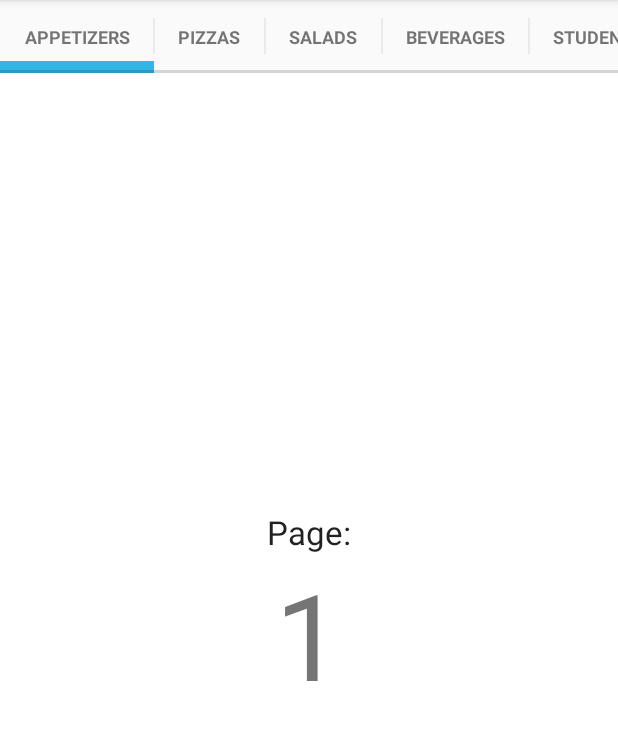
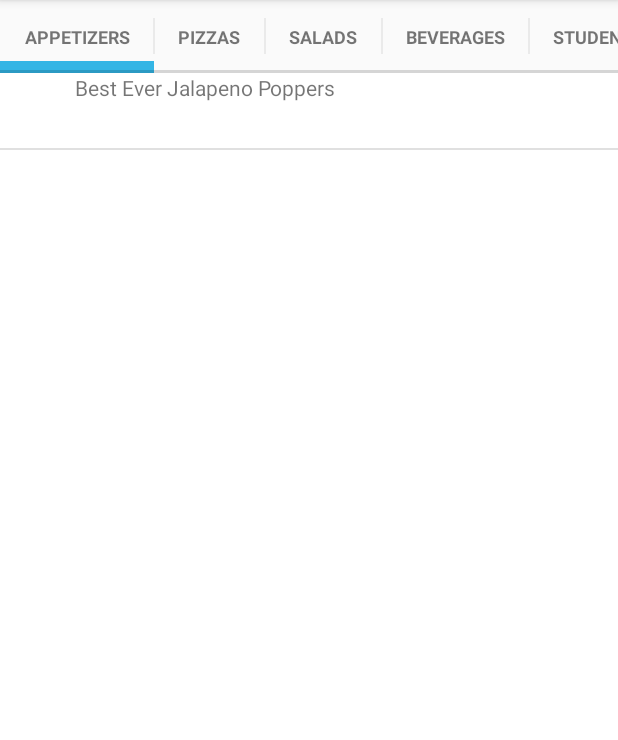
Before and after one commit to aindong/restoko-android-app, an Android app: the ProductMenuFragment screen opened directly, with no data from a screen before it, on a phone screen of 412 x 824 dp, the part 84-824 px from its top. Run offline under Robolectric (Android 15) with nearby library versions, the light colour scheme and no system bars.

Commit message:
product listing on listview and created custom arrayadapter

```diff
--- a/app/src/main/java/com/aindong/restoko/ProductMenuFragment.java
+++ b/app/src/main/java/com/aindong/restoko/ProductMenuFragment.java
@@ -1,6 +1,7 @@
 package com.aindong.restoko;
 
 import android.app.Activity;
+import android.content.Context;
 import android.net.Uri;
 import android.os.Bundle;
 import android.support.v4.app.Fragment;
@@ -12,10 +13,13 @@ import android.view.LayoutInflater;
 import android.view.Menu;
 import android.view.View;
 import android.view.ViewGroup;
+import android.widget.ArrayAdapter;
+import android.widget.ListView;
 import android.widget.TextView;
 
 import com.aindong.restoko.common.view.SlidingTabLayout;
 import com.aindong.restoko.models.Category;
+import com.aindong.restoko.models.Product;
 
 import java.util.ArrayList;
 import java.util.List;
@@ -24,6 +28,7 @@ public class ProductMenuFragment extends Fragment {
 
     static final String LOG_TAG = "ProductMenuFragment";
     protected List<Category> categories;
+    public ProductsAdapter mProductAdapter;
 
     /**
      * A custom {@link ViewPager} title strip which looks much like Tabs present in Android v4.0 and
@@ -82,6 +87,58 @@ public class ProductMenuFragment extends Fragment {
         Category studentMeals = new Category(5, "STUDENT MEALS", "student-meals");
         Category riceMeals = new Category(6, "RICE MEALS", "rice-meals");
         Category sandwitches = new Category(7, "SANDWITCHES", "sandwitches");
+
+        // Add dummy products
+        appetizers.addProduct(new Product(1, "Best Ever Jalapeno Poppers",
+                "best-ever-jalapeno-poppers",
+                "Lorem ipsum dolor sit amet, consectetur adipiscing elit, sed do eiusmod tempor incididunt ut labore et dolore magna aliqua.",
+                "http://images.media-allrecipes.com/userphotos/250x250/963639.jpg",
+                120.50,
+                appetizers.id));
+
+        pizzas.addProduct(new Product(1, "Best Ever Jalapeno Poppers",
+                "best-ever-jalapeno-poppers",
+                "Lorem ipsum dolor sit amet, consectetur adipiscing elit, sed do eiusmod tempor incididunt ut labore et dolore magna aliqua.",
+                "http://images.media-allrecipes.com/userphotos/250x250/963639.jpg",
+                120.50,
+                pizzas.id));
+
+        salads.addProduct(new Product(1, "Best Ever Jalapeno Poppers",
+                "best-ever-jalapeno-poppers",
+                "Lorem ipsum dolor sit amet, consectetur adipiscing elit, sed do eiusmod tempor incididunt ut labore et dolore magna aliqua.",
+                "http://images.media-allrecipes.com/userphotos/250x250/963639.jpg",
+                120.50,
+                salads.id));
+
+        beverages.addProduct(new Product(1, "Best Ever Jalapeno Poppers",
+                "best-ever-jalapeno-poppers",
+                "Lorem ipsum dolor sit amet, consectetur adipiscing elit, sed do eiusmod tempor incididunt ut labore et dolore magna aliqua.",
+                "http://images.media-allrecipes.com/userphotos/250x250/963639.jpg",
+                120.50,
+                beverages.id));
+
+        studentMeals.addProduct(new Product(1, "Best Ever Jalapeno Poppers",
+                "best-ever-jalapeno-poppers",
+                "Lorem ipsum dolor sit amet, consectetur adipiscing elit, sed do eiusmod tempor incididunt ut labore et dolore magna aliqua.",
+                "http://images.media-allrecipes.com/userphotos/250x250/963639.jpg",
+                120.50,
+                studentMeals.id));
+
+        riceMeals.addProduct(new Product(1, "Best Ever Jalapeno Poppers",
+                "best-ever-jalapeno-poppers",
+                "Lorem ipsum dolor sit amet, consectetur adipiscing elit, sed do eiusmod tempor incididunt ut labore et dolore magna aliqua.",
+                "http://images.media-allrecipes.com/userphotos/250x250/963639.jpg",
+                120.50,
+                riceMeals.id));
+
+        sandwitches.addProduct(new Product(1, "Best Ever Jalapeno Poppers",
+                "best-ever-jalapeno-poppers",
+                "Lorem ipsum dolor sit amet, consectetur adipiscing elit, sed do eiusmod tempor incididunt ut labore et dolore magna aliqua.",
+                "http://images.media-allrecipes.com/userphotos/250x250/963639.jpg",
+                120.50,
+                sandwitches.id));
+
+
 
         // Categories into the list
         this.categories.add(appetizers);
@@ -146,11 +203,8 @@ public class ProductMenuFragment extends Fragment {
             // Add the newly created View to the ViewPager
             container.addView(view);
 
-            // TODO: GET MENU ITEM HERE
-
-            // Retrieve a TextView from the inflated View, and update it's text
-            TextView title = (TextView) view.findViewById(R.id.item_title);
-            title.setText(String.valueOf(position + 1));
+            // Manage product list
+            configureProductListview(position, view);
 
             Log.i(LOG_TAG, "instantiateItem() [position: " + position + "]");
 
@@ -168,5 +222,48 @@ public class ProductMenuFragment extends Fragment {
             Log.i(LOG_TAG, "destroyItem() [position: " + position + "]");
         }
 
+        /**
+         * Manage product listing on listview
+         * @param position
+         * @param view
+         */
+        private void configureProductListview(int position, View view)
+        {
+            List<Product> products = this.categories.get(position).products;
+
+            // Instantiate productadapter
+            mProductAdapter = new ProductsAdapter(getContext(), products);
+
+            // Find listview for reference
+            ListView listView = (ListView) view.findViewById(R.id.listview_products);
+            // Assign arrayadapter to listview
+            listView.setAdapter(mProductAdapter);
+        }
+
+    }
+
+    public class ProductsAdapter extends ArrayAdapter<Product> {
+
+        public ProductsAdapter(Context context, List<Product> categories) {
+            super(context, 0, categories);
+        }
+
+        @Override
+        public View getView(int position, View convertView, ViewGroup parent) {
+            // Get the data item for this position
+            Product product = getItem(position);
+
+            // Check if an existing view is being reused, otherwise inflate the view
+            if (convertView == null) {
+                convertView = LayoutInflater.from(getContext()).inflate(R.layout.list_item_product, parent, false);
+            }
+
+            // Lookup view for data population
+            TextView productName = (TextView) convertView.findViewById(R.id.text_product_name);
+            productName.setText(product.name);
+
+            // Return the completed view to render on screen
+            return convertView;
+        }
     }
 }
--- a/app/src/main/java/com/aindong/restoko/models/Category.java
+++ b/app/src/main/java/com/aindong/restoko/models/Category.java
@@ -1,5 +1,6 @@
 package com.aindong.restoko.models;
 
+import java.util.ArrayList;
 import java.util.List;
 
 public class Category {
@@ -26,6 +27,8 @@ public class Category {
         this.id = id;
         this.name = name;
         this.slug = slug;
+
+        products = new ArrayList<Product>();
     }
 
     /**
--- /dev/null
+++ b/app/src/main/res/layout/list_item_product.xml
@@ -0,0 +1,16 @@
+<?xml version="1.0" encoding="utf-8"?>
+<LinearLayout xmlns:android="http://schemas.android.com/apk/res/android"
+    android:orientation="horizontal" android:layout_width="match_parent"
+    android:layout_height="match_parent">
+
+    <ImageView
+        android:layout_width="50dp"
+        android:layout_height="50dp"
+        android:id="@+id/image_product"/>
+
+    <TextView
+        android:layout_width="wrap_content"
+        android:layout_height="wrap_content"
+        android:id="@+id/text_product_name"/>
+
+</LinearLayout>
--- a/app/src/main/res/layout/pager_item.xml
+++ b/app/src/main/res/layout/pager_item.xml
@@ -1,21 +1,13 @@
 <?xml version="1.0" encoding="utf-8"?>
-<LinearLayout xmlns:android="http://schemas.android.com/apk/res/android"
+<FrameLayout xmlns:android="http://schemas.android.com/apk/res/android"
     android:layout_width="match_parent"
-    android:layout_height="match_parent"
-    android:orientation="vertical"
-    android:gravity="center">
+    android:layout_height="match_parent">
 
-    <TextView
-        android:id="@+id/item_subtitle"
-        android:layout_width="wrap_content"
-        android:layout_height="wrap_content"
-        android:textAppearance="?android:attr/textAppearanceLarge"
-        android:text="Page:"/>
+    <ListView
+        android:layout_width="match_parent"
+        android:layout_height="match_parent"
+        android:id="@+id/listview_products">
 
-    <TextView
-        android:id="@+id/item_title"
-        android:layout_width="wrap_content"
-        android:layout_height="wrap_content"
-        android:textSize="80sp" />
+    </ListView>
 
-</LinearLayout>
+</FrameLayout>
```
